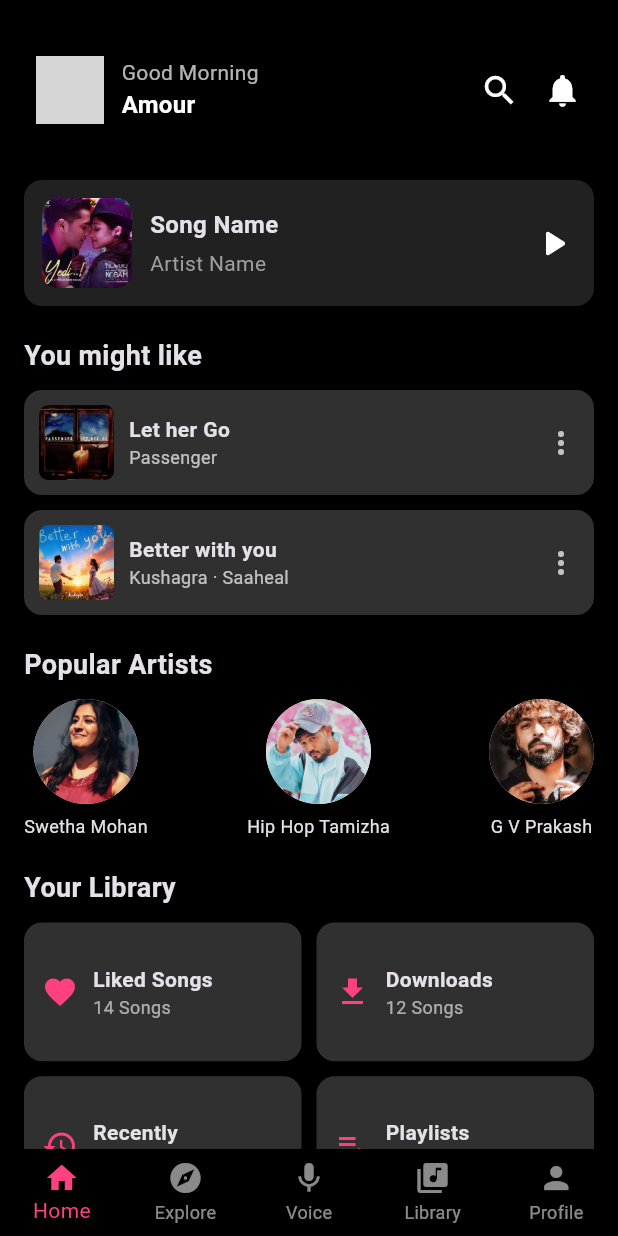
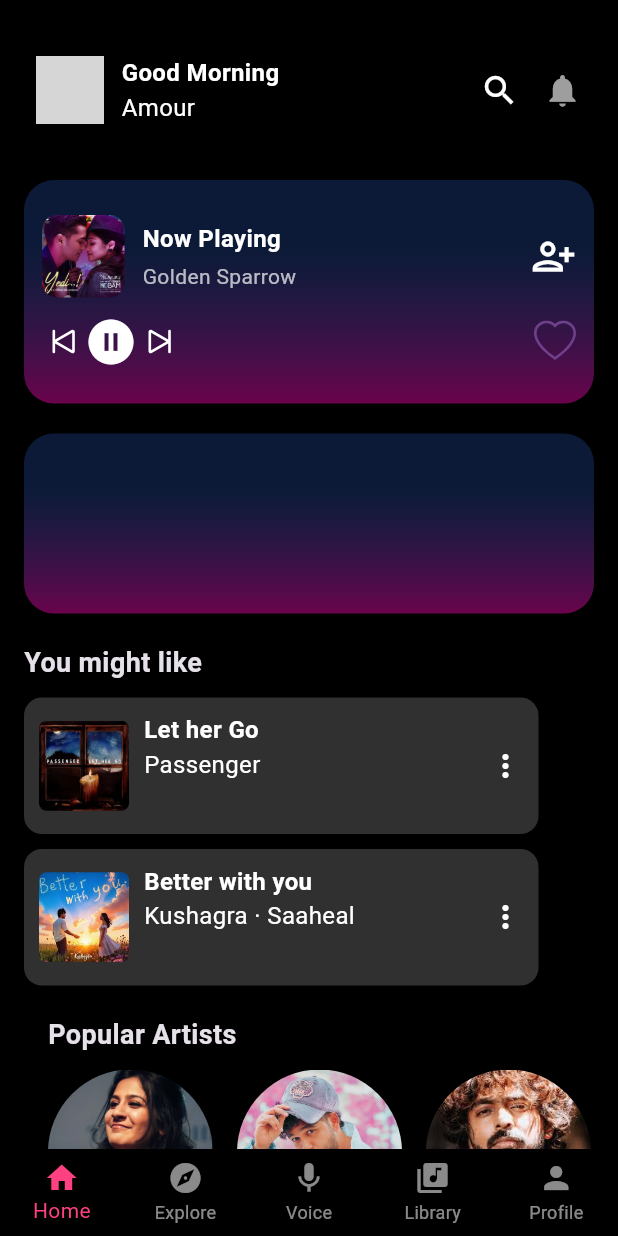
Before and after one commit to JagadishAtelier/soul-square, a Flutter app: the screen it shows after launch, on a phone screen of 412 x 824 dp. Run offline on Flutter 3.47's test engine with Material 3 defaults, Android fonts, the phone set to English and light mode, and no system bars; our stand-ins replace bootstrap_icons; grey boxes are pictures that could not be loaded.

Commit message:
aligmnet made in home page

```diff
--- /dev/null
+++ b/lib/components/ad_section.dart
@@ -0,0 +1,25 @@
+import 'package:flutter/material.dart';
+class AdSection extends StatelessWidget {
+  const AdSection({super.key});
+
+  @override
+  Widget build(BuildContext context) {
+    return Container(
+      height: 120,
+      width: double.infinity,
+      padding: const EdgeInsets.all(12),
+      decoration: BoxDecoration(
+        gradient: const LinearGradient(
+          begin: Alignment.bottomCenter,
+          end: Alignment.topCenter,
+          colors: [
+            Color.fromARGB(186, 146, 4, 103), // Figma color with opacity
+            Color(0x5E1F4694), // ARGB color with 58% opacity
+          ],
+          stops: [0.0, 0.7],
+        ),
+        borderRadius: BorderRadius.circular(20),
+      ),
+    );
+  }
+}
--- a/lib/components/artist_list.dart
+++ b/lib/components/artist_list.dart
@@ -14,26 +14,48 @@ class ArtistList extends StatelessWidget {
     return Column(
       crossAxisAlignment: CrossAxisAlignment.start,
       children: [
-        const Text("Popular Artists", style: TextStyle(fontSize: 18, fontWeight: FontWeight.bold)),
+        const Padding(
+          padding: EdgeInsets.symmetric(horizontal: 16.0),
+          child: Text(
+            "Popular Artists",
+            style: TextStyle(fontSize: 18, fontWeight: FontWeight.bold),
+          ),
+        ),
         const SizedBox(height: 10),
-        Row(
-          mainAxisAlignment: MainAxisAlignment.spaceBetween,
+
+        SingleChildScrollView(
+          scrollDirection: Axis.horizontal,
+          padding: const EdgeInsets.symmetric(horizontal: 16),
+          child: Row(
             children: artists.map((artist) {
-            return Column(
+              return Container(
+                margin: const EdgeInsets.only(right: 16.0),
+                child: Column(
                   children: [
-                CircleAvatar(
-                  backgroundImage: AssetImage(artist['image']!),
-                  radius: 35,
+                    Container(
+                      width: 110,
+                      height: 110,
+                      decoration: BoxDecoration(
+                        shape: BoxShape.circle,
+                        image: DecorationImage(
+                          image: AssetImage(artist['image']!),
+                          fit: BoxFit.cover,
                         ),
-                const SizedBox(height: 6),
+                      ),
+                    ),
+                    const SizedBox(height: 8),
                     Text(
                       artist['name']!,
-                  style: const TextStyle(fontSize: 12),
+                      style: const TextStyle(fontSize: 13),
                       textAlign: TextAlign.center,
+                      maxLines: 2,
+                      overflow: TextOverflow.ellipsis,
                     ),
                   ],
+                ),
               );
             }).toList(),
+          ),
         ),
       ],
     );
--- a/lib/components/library_grid.dart
+++ b/lib/components/library_grid.dart
@@ -6,16 +6,40 @@ class LibraryGrid extends StatelessWidget {
   @override
   Widget build(BuildContext context) {
     final List<Map<String, dynamic>> items = [
-      {'icon': Icons.favorite, 'label': 'Liked Songs', 'subtitle': '14 Songs'},
-      {'icon': Icons.download, 'label': 'Downloads', 'subtitle': '12 Songs'},
-      {'icon': Icons.history, 'label': 'Recently', 'subtitle': 'Viewed Artist'},
-      {'icon': Icons.playlist_play, 'label': 'Playlists', 'subtitle': '2 Playlists'},
+      {
+        'icon': Icons.favorite,
+        'label': 'Liked Songs',
+        'subtitle': '14 Songs',
+        'color': Colors.redAccent
+      },
+      {
+        'icon': Icons.download,
+        'label': 'Downloads',
+        'subtitle': '12 Songs',
+        'color': Colors.blueAccent
+      },
+      {
+        'icon': Icons.history,
+        'label': 'Recently',
+        'subtitle': 'Viewed Artist',
+        'color': Colors.orangeAccent
+      },
+      {
+        'icon': Icons.playlist_play,
+        'label': 'Playlists',
+        'subtitle': '2 Playlists',
+        'color': Colors.greenAccent
+      },
     ];
 
-    return Column(
+    return SingleChildScrollView(
+      child: Column(
         crossAxisAlignment: CrossAxisAlignment.start,
         children: [
-        const Text("Your Library", style: TextStyle(fontSize: 18, fontWeight: FontWeight.bold)),
+          const Text(
+            "Your Library",
+            style: TextStyle(fontSize: 18, fontWeight: FontWeight.bold),
+          ),
           const SizedBox(height: 10),
           GridView.builder(
             shrinkWrap: true,
@@ -23,36 +47,52 @@ class LibraryGrid extends StatelessWidget {
             itemCount: items.length,
             gridDelegate: const SliverGridDelegateWithFixedCrossAxisCount(
               crossAxisCount: 2,
-            mainAxisSpacing: 10,
-            crossAxisSpacing: 10,
-            childAspectRatio: 2,
+              mainAxisSpacing: 12,
+              crossAxisSpacing: 12,
+              childAspectRatio: 1,
             ),
             itemBuilder: (context, index) {
               final item = items[index];
-            return Container(
+              return SizedBox(
+                height: 161, // fixed height
+                width: 161,  // fixed width
+                child: Container(
                   decoration: BoxDecoration(
                     color: Colors.grey[850],
                     borderRadius: BorderRadius.circular(12),
                   ),
                   padding: const EdgeInsets.all(12),
-              child: Row(
+                  child: Column(
+                    mainAxisAlignment: MainAxisAlignment.start,
                     children: [
-                  Icon(item['icon'], color: Colors.pinkAccent),
-                  const SizedBox(width: 10),
-                  Column(
-                    crossAxisAlignment: CrossAxisAlignment.start,
-                    mainAxisAlignment: MainAxisAlignment.center,
-                    children: [
-                      Text(item['label'], style: const TextStyle(fontWeight: FontWeight.bold)),
-                      Text(item['subtitle'], style: const TextStyle(fontSize: 12, color: Colors.white60)),
+                      Icon(
+                        item['icon'],
+                        color: item['color'], // 🎯 dynamic icon color
+                        size: 30,
+                      ),
+                      const SizedBox(height: 10),
+                      Text(
+                        item['label'],
+                        style: const TextStyle(
+                          fontWeight: FontWeight.bold,
+                          color: Colors.white,
+                        ),
+                      ),
+                      Text(
+                        item['subtitle'],
+                        style: const TextStyle(
+                          fontSize: 12,
+                          color: Colors.white60,
+                        ),
+                      ),
                     ],
-                  )
-                ],
+                  ),
                 ),
               );
             },
           ),
         ],
+      ),
     );
   }
 }
--- a/lib/components/now_playing_card.dart
+++ b/lib/components/now_playing_card.dart
@@ -1,38 +1,70 @@
 import 'package:flutter/material.dart';
-
+import 'package:bootstrap_icons/bootstrap_icons.dart';
 class NowPlayingCard extends StatelessWidget {
   const NowPlayingCard({super.key});
 
   @override
   Widget build(BuildContext context) {
     return Container(
+      height: 149,
+      width: double.infinity,
       padding: const EdgeInsets.all(12),
       decoration: BoxDecoration(
-        color: Colors.grey[900],
-        borderRadius: BorderRadius.circular(12),
+        gradient: const LinearGradient(
+          begin: Alignment.bottomCenter,
+          end: Alignment.topCenter,
+          colors: [
+            Color.fromARGB(186, 146, 4, 103), // Figma color with opacity
+            Color(0x5E1F4694), // ARGB color with 58% opacity
+          ],
+          stops: [0.0, 0.7],
         ),
-      child: Row(
+        borderRadius: BorderRadius.circular(20),
+      ),
+      child: Column(
+        mainAxisAlignment: MainAxisAlignment.spaceEvenly,
+        children: [
+          // 🔹 First Row: Image + Texts + Icon
+          Row(
             children: [
               ClipRRect(
                 borderRadius: BorderRadius.circular(10),
                 child: Image.asset(
                   'assets/neek.jpeg',
-              width: 60,
-              height: 60,
+                  width: 55,
+                  height: 55,
                   fit: BoxFit.cover,
                 ),
               ),
               const SizedBox(width: 12),
               const Column(
                 crossAxisAlignment: CrossAxisAlignment.start,
+                mainAxisAlignment: MainAxisAlignment.center,
                 children: [
-              Text("Song Name", style: TextStyle(fontSize: 16, fontWeight: FontWeight.bold)),
+                  Text("Now Playing",
+                      style: TextStyle(
+                          fontSize: 16,
+                          fontWeight: FontWeight.bold,
+                          color: Colors.white)),
                   SizedBox(height: 4),
-              Text("Artist Name", style: TextStyle(color: Colors.grey)),
+                  Text("Golden Sparrow",
+                      style: TextStyle(color: Colors.white70)),
                 ],
               ),
               const Spacer(),
-          const Icon(Icons.play_arrow_rounded, size: 30, color: Colors.white),
+              const Icon(Icons.person_add_alt, size: 30, color: Colors.white),
+            ],
+          ),
+          Row(
+            mainAxisAlignment: MainAxisAlignment.center,
+            children: const [
+              Icon(BootstrapIcons.skip_start, color: Colors.white, size: 28),
+              Icon(Icons.pause_circle_filled, color: Colors.white, size: 36),
+              Icon(BootstrapIcons.skip_end, color: Colors.white, size: 28),
+              Spacer(),
+              Icon(BootstrapIcons.heart, color: Color.fromARGB(255, 111, 64, 138), size: 28),
+            ],
+          ),
         ],
       ),
     );
--- a/lib/components/recommendation_list.dart
+++ b/lib/components/recommendation_list.dart
@@ -23,6 +23,8 @@ class RecommendationList extends StatelessWidget {
 
   Widget _buildRecommendationItem(String title, String artist, String imagePath) {
     return Container(
+      height:91,
+      width:343,
       decoration: BoxDecoration(
         color: Colors.grey[850],
         borderRadius: BorderRadius.circular(12),
@@ -31,20 +33,20 @@ class RecommendationList extends StatelessWidget {
       child: Row(
         children: [
           ClipRRect(
-            borderRadius: BorderRadius.circular(6),
-            child: Image.asset(imagePath, height: 50, width: 50, fit: BoxFit.cover),
+            borderRadius: BorderRadius.circular(5),
+            child: Image.asset(imagePath, height: 60, width: 60, fit: BoxFit.cover),
           ),
           const SizedBox(width: 10),
           Expanded(
             child: Column(
               crossAxisAlignment: CrossAxisAlignment.start,
               children: [
-                Text(title, style: const TextStyle(fontWeight: FontWeight.bold)),
-                Text(artist, style: const TextStyle(color: Colors.white70, fontSize: 12)),
+                Text(title, style: const TextStyle(fontWeight: FontWeight.bold,fontSize:16,color: Colors.white)),
+                Text(artist, style: const TextStyle(color: Colors.white, fontSize: 16)),
               ],
             ),
           ),
-          const Icon(Icons.more_vert, color: Colors.white70),
+          const Icon(Icons.more_vert, color: Colors.white),
         ],
       ),
     );
--- a/lib/components/top_bar.dart
+++ b/lib/components/top_bar.dart
@@ -13,7 +13,6 @@ class TopBar extends StatelessWidget {
       child: Row(
         crossAxisAlignment: CrossAxisAlignment.center,
         children: [
-          // ✅ Custom styled profile image
           Container(
             width: 45,
             height: 45,
@@ -40,11 +39,11 @@ class TopBar extends StatelessWidget {
             children: [
               Text(
                 "Good Morning",
-                style: TextStyle(color: Colors.white70, fontSize: 14),
+                style: TextStyle(color: Colors.white, fontSize: 16,fontWeight: FontWeight.bold),
               ),
               Text(
                 "Amour",
-                style: TextStyle(fontWeight: FontWeight.bold, fontSize: 16, color: Colors.white),
+                style: TextStyle(fontSize: 16, color: Colors.white),
               ),
             ],
           ),
@@ -59,7 +58,7 @@ class TopBar extends StatelessWidget {
             child: const Icon(Icons.search, color: Colors.white, size: 26),
           ),
           const SizedBox(width: 16),
-          const Icon(Icons.notifications, color: Colors.white, size: 26),
+          const Icon(Icons.notifications, color: Colors.grey, size: 26),
         ],
       ),
     );
--- a/lib/home_screen.dart
+++ b/lib/home_screen.dart
@@ -3,8 +3,9 @@ import 'components/top_bar.dart';
 import 'components/now_playing_card.dart';
 import 'components/recommendation_list.dart';
 import 'components/artist_list.dart';
-import 'components/library_grid.dart';
+ import 'components/library_grid.dart';
 import 'components/bottom_nav.dart';
+import 'components/ad_section.dart';
 
 class HomeScreen extends StatelessWidget {
   const HomeScreen({super.key});
@@ -23,6 +24,8 @@ class HomeScreen extends StatelessWidget {
               const SizedBox(height: 20),
               NowPlayingCard(),
               const SizedBox(height: 20),
+              AdSection(),
+              const SizedBox(height: 20),
               RecommendationList(),
               const SizedBox(height: 20),
               ArtistList(),
--- a/pubspec.yaml
+++ b/pubspec.yaml
@@ -31,9 +31,12 @@ dependencies:
   flutter:
     sdk: flutter
 
+  bootstrap_icons: ^1.10.3
+
   # The following adds the Cupertino Icons font to your application.
   # Use with the CupertinoIcons class for iOS style icons.
   cupertino_icons: ^1.0.8
+
 
 dev_dependencies:
   flutter_test:
```
Also changed, not shown: pubspec.lock. Lines whose indentation alone changed are shown as unchanged.
